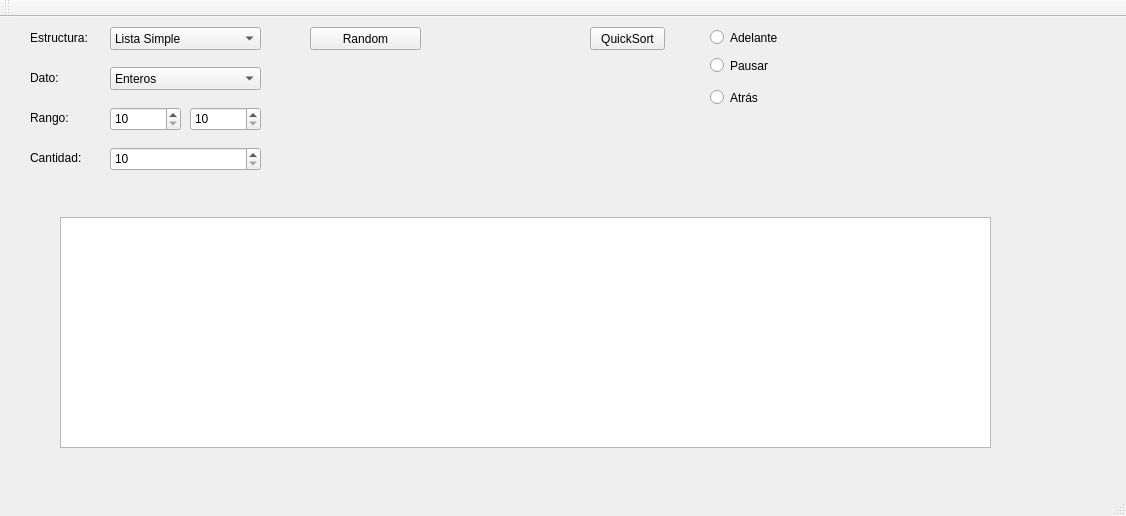
The window that Primer_Proyecto_Programado/mainwindow.ui (abadillagodinez/ED_Progra_1) describes before a commit, drawn with Qt 5.
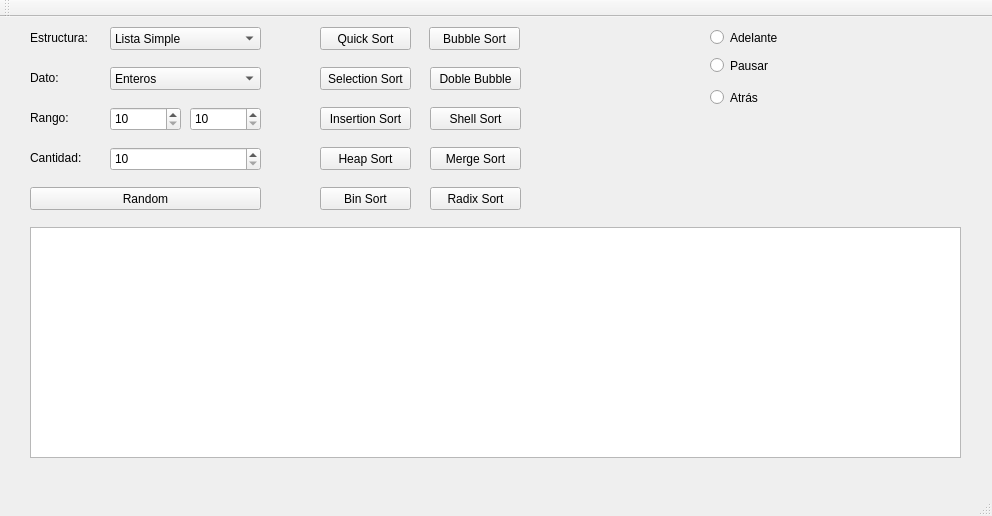
The same window after the commit.

What changed in the file:
```diff
--- a/Primer_Proyecto_Programado/mainwindow.ui
+++ b/Primer_Proyecto_Programado/mainwindow.ui
@@ -6,10 +6,22 @@
    <rect>
     <x>0</x>
     <y>0</y>
-    <width>1126</width>
+    <width>992</width>
     <height>516</height>
    </rect>
   </property>
+  <property name="minimumSize">
+   <size>
+    <width>992</width>
+    <height>516</height>
+   </size>
+  </property>
+  <property name="maximumSize">
+   <size>
+    <width>992</width>
+    <height>516</height>
+   </size>
+  </property>
   <property name="windowTitle">
    <string>MainWindow</string>
   </property>
@@ -17,8 +29,8 @@
    <widget class="QGraphicsView" name="graphicsView">
     <property name="geometry">
      <rect>
-      <x>60</x>
-      <y>200</y>
+      <x>30</x>
+      <y>210</y>
       <width>931</width>
       <height>231</height>
      </rect>
@@ -40,9 +52,9 @@
    <widget class="QPushButton" name="btnRandom">
     <property name="geometry">
      <rect>
-      <x>310</x>
-      <y>10</y>
-      <width>111</width>
+      <x>30</x>
+      <y>170</y>
+      <width>231</width>
       <height>23</height>
      </rect>
     </property>
@@ -53,14 +65,14 @@
    <widget class="QPushButton" name="btnQuick">
     <property name="geometry">
      <rect>
-      <x>590</x>
+      <x>320</x>
       <y>10</y>
-      <width>75</width>
+      <width>91</width>
       <height>23</height>
      </rect>
     </property>
     <property name="text">
-     <string>QuickSort</string>
+     <string>Quick Sort</string>
     </property>
    </widget>
    <widget class="QComboBox" name="cbxEstructura">
@@ -269,6 +281,123 @@
      <string>Atrás</string>
     </property>
    </widget>
+   <widget class="QPushButton" name="btnBubble">
+    <property name="geometry">
+     <rect>
+      <x>429</x>
+      <y>10</y>
+      <width>91</width>
+      <height>23</height>
+     </rect>
+    </property>
+    <property name="text">
+     <string>Bubble Sort</string>
+    </property>
+   </widget>
+   <widget class="QPushButton" name="btnSeletion">
+    <property name="geometry">
+     <rect>
+      <x>320</x>
+      <y>50</y>
+      <width>91</width>
+      <height>23</height>
+     </rect>
+    </property>
+    <property name="text">
+     <string>Selection Sort</string>
+    </property>
+   </widget>
+   <widget class="QPushButton" name="btnDobleBubble">
+    <property name="geometry">
+     <rect>
+      <x>430</x>
+      <y>50</y>
+      <width>91</width>
+      <height>23</height>
+     </rect>
+    </property>
+    <property name="text">
+     <string>Doble Bubble</string>
+    </property>
+   </widget>
+   <widget class="QPushButton" name="btnInsertion">
+    <property name="geometry">
+     <rect>
+      <x>320</x>
+      <y>90</y>
+      <width>91</width>
+      <height>23</height>
+     </rect>
+    </property>
+    <property name="text">
+     <string>Insertion Sort</string>
+    </property>
+   </widget>
+   <widget class="QPushButton" name="btnShell">
+    <property name="geometry">
+     <rect>
+      <x>430</x>
+      <y>90</y>
+      <width>91</width>
+      <height>23</height>
+     </rect>
+    </property>
+    <property name="text">
+     <string>Shell Sort</string>
+    </property>
+   </widget>
+   <widget class="QPushButton" name="btnHeap">
+    <property name="geometry">
+     <rect>
+      <x>320</x>
+      <y>130</y>
+      <width>91</width>
+      <height>23</height>
+     </rect>
+    </property>
+    <property name="text">
+     <string>Heap Sort</string>
+    </property>
+   </widget>
+   <widget class="QPushButton" name="btnMerge">
+    <property name="geometry">
+     <rect>
+      <x>430</x>
+      <y>130</y>
+      <width>91</width>
+      <height>23</height>
+     </rect>
+    </property>
+    <property name="text">
+     <string>Merge Sort</string>
+    </property>
+   </widget>
+   <widget class="QPushButton" name="btnBin">
+    <property name="geometry">
+     <rect>
+      <x>320</x>
+      <y>170</y>
+      <width>91</width>
+      <height>23</height>
+     </rect>
+    </property>
+    <property name="text">
+     <string>Bin Sort</string>
+    </property>
+   </widget>
+   <widget class="QPushButton" name="btnRadix">
+    <property name="geometry">
+     <rect>
+      <x>430</x>
+      <y>170</y>
+      <width>91</width>
+      <height>23</height>
+     </rect>
+    </property>
+    <property name="text">
+     <string>Radix Sort</string>
+    </property>
+   </widget>
   </widget>
   <widget class="QMenuBar" name="menuBar">
    <property name="geometry">
```
Left out of the diff: 2 changed lines with no effect on the pictures.
